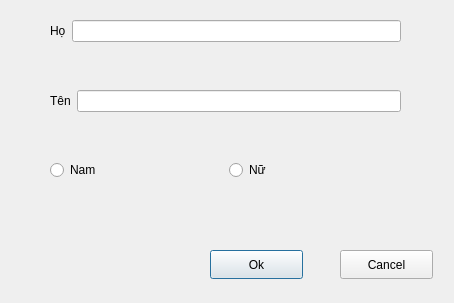
This is librarymanage/themdocgia_dialog.ui in DTTaze/Qt-Library-Management as Qt 5 draws it before an edit. The edited form follows.
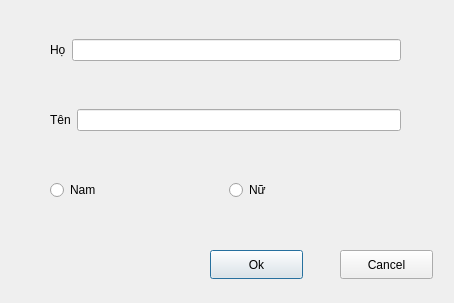
This is the edited form.

Patch:
```diff
--- a/librarymanage/themdocgia_dialog.ui
+++ b/librarymanage/themdocgia_dialog.ui
@@ -67,17 +67,6 @@
       </item>
      </layout>
     </item>
-    <item>
-     <widget class="QLabel" name="baoLoiPhai_label">
-      <property name="styleSheet">
-       <string notr="true">color: red;
-</string>
-      </property>
-      <property name="text">
-       <string/>
-      </property>
-     </widget>
-    </item>
    </layout>
   </widget>
   <widget class="QWidget" name="verticalLayoutWidget_2">
@@ -104,17 +93,6 @@
       </item>
      </layout>
     </item>
-    <item>
-     <widget class="QLabel" name="baoLoiTen_label">
-      <property name="styleSheet">
-       <string notr="true">color: red;
-</string>
-      </property>
-      <property name="text">
-       <string/>
-      </property>
-     </widget>
-    </item>
    </layout>
   </widget>
   <widget class="QWidget" name="verticalLayoutWidget_3">
@@ -141,16 +119,6 @@
       </item>
      </layout>
     </item>
-    <item>
-     <widget class="QLabel" name="baoloiHo_label">
-      <property name="styleSheet">
-       <string notr="true">color: red;</string>
-      </property>
-      <property name="text">
-       <string/>
-      </property>
-     </widget>
-    </item>
    </layout>
   </widget>
  </widget>
```
